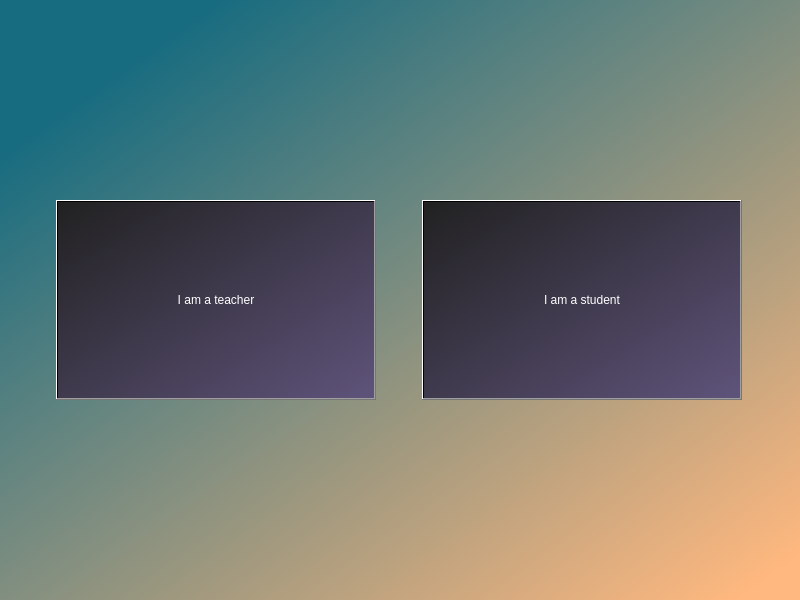
Above: startScreenUi.ui from NeoMCHS/testing-app before the change. Below: the same form after it.
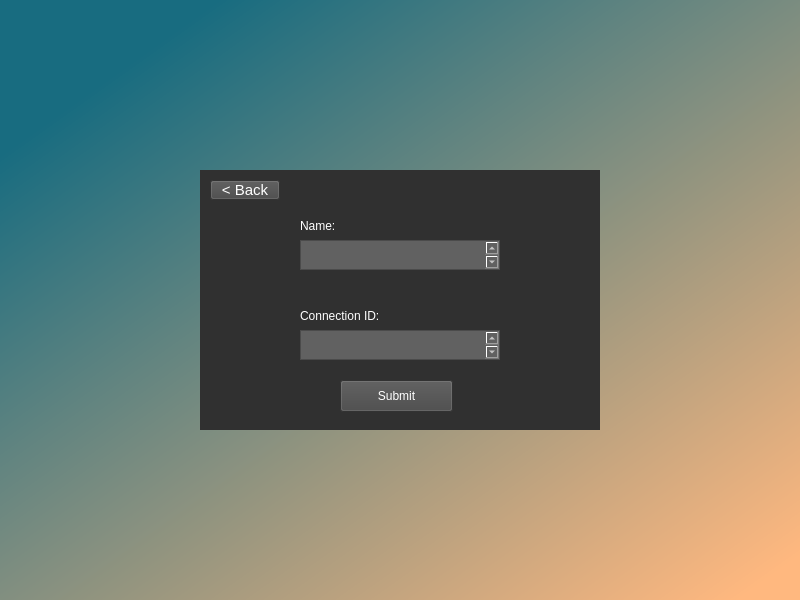
That is the form after the change.

Commit message: More buttons now work

The edit to the form file:
```diff
--- a/startScreenUi.ui
+++ b/startScreenUi.ui
@@ -29,7 +29,7 @@
    <string notr="true">background-color: qlineargradient(spread:pad, x1:0.03, y1:0.063, x2:0.921182, y2:1, stop:0.0935961 rgba(24, 108, 128, 255), stop:1 rgba(255, 184, 127, 255));</string>
   </property>
   <property name="currentIndex">
-   <number>0</number>
+   <number>1</number>
   </property>
   <widget class="QWidget" name="page">
    <property name="sizePolicy">
@@ -157,9 +157,9 @@
     </item>
    </layout>
   </widget>
-  <widget class="QWidget" name="page">
+  <widget class="QWidget" name="page_2">
    <layout class="QGridLayout" name="gridLayout">
-    <item row="1" column="0">
+    <item row="0" column="0">
      <widget class="QWidget" name="widget" native="true">
       <property name="maximumSize">
        <size>
@@ -173,7 +173,7 @@
       <widget class="QLabel" name="label">
        <property name="geometry">
         <rect>
-         <x>110</x>
+         <x>100</x>
          <y>40</y>
          <width>201</width>
          <height>31</height>
@@ -189,7 +189,7 @@
       <widget class="QTextEdit" name="textEdit">
        <property name="geometry">
         <rect>
-         <x>110</x>
+         <x>100</x>
          <y>70</y>
          <width>200</width>
          <height>30</height>
@@ -209,7 +209,7 @@
       <widget class="QLabel" name="label_2">
        <property name="geometry">
         <rect>
-         <x>110</x>
+         <x>100</x>
          <y>130</y>
          <width>201</width>
          <height>31</height>
@@ -225,7 +225,7 @@
       <widget class="QTextEdit" name="textEdit_2">
        <property name="geometry">
         <rect>
-         <x>110</x>
+         <x>100</x>
          <y>160</y>
          <width>200</width>
          <height>30</height>
@@ -242,6 +242,45 @@
 color: rgb(255, 255, 255);</string>
        </property>
       </widget>
+      <widget class="QPushButton" name="submit_button">
+       <property name="geometry">
+        <rect>
+         <x>140</x>
+         <y>210</y>
+         <width>113</width>
+         <height>32</height>
+        </rect>
+       </property>
+       <property name="styleSheet">
+        <string notr="true">color: rgb(255, 255, 255);
+background-color: rgb(70, 70, 70);</string>
+       </property>
+       <property name="text">
+        <string>Submit</string>
+       </property>
+      </widget>
+      <widget class="QPushButton" name="back_button">
+       <property name="geometry">
+        <rect>
+         <x>10</x>
+         <y>10</y>
+         <width>70</width>
+         <height>20</height>
+        </rect>
+       </property>
+       <property name="font">
+        <font>
+         <pointsize>11</pointsize>
+        </font>
+       </property>
+       <property name="styleSheet">
+        <string notr="true">color: rgb(255, 255, 255);
+background-color: rgb(70, 70, 70);</string>
+       </property>
+       <property name="text">
+        <string>&lt; Back</string>
+       </property>
+      </widget>
      </widget>
     </item>
    </layout>
```
Left out of the diff: 14 changed lines with no effect on the pictures. The commit also changes 2 other files.
